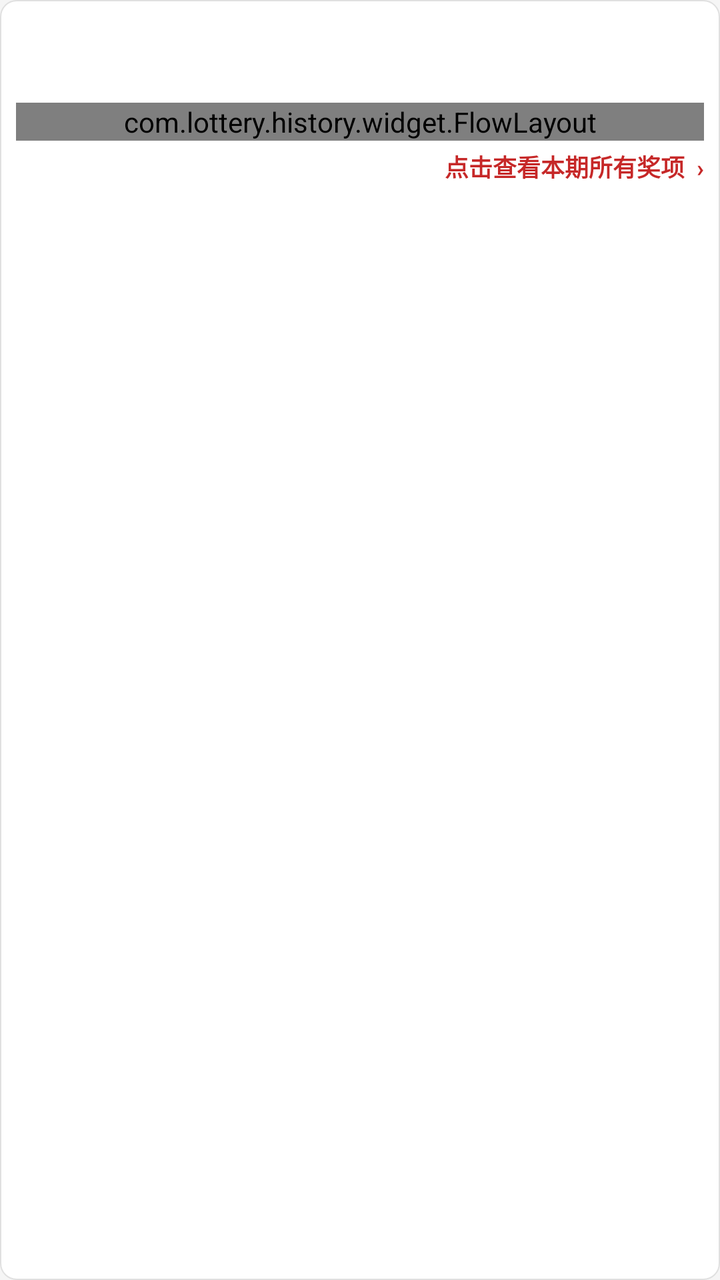
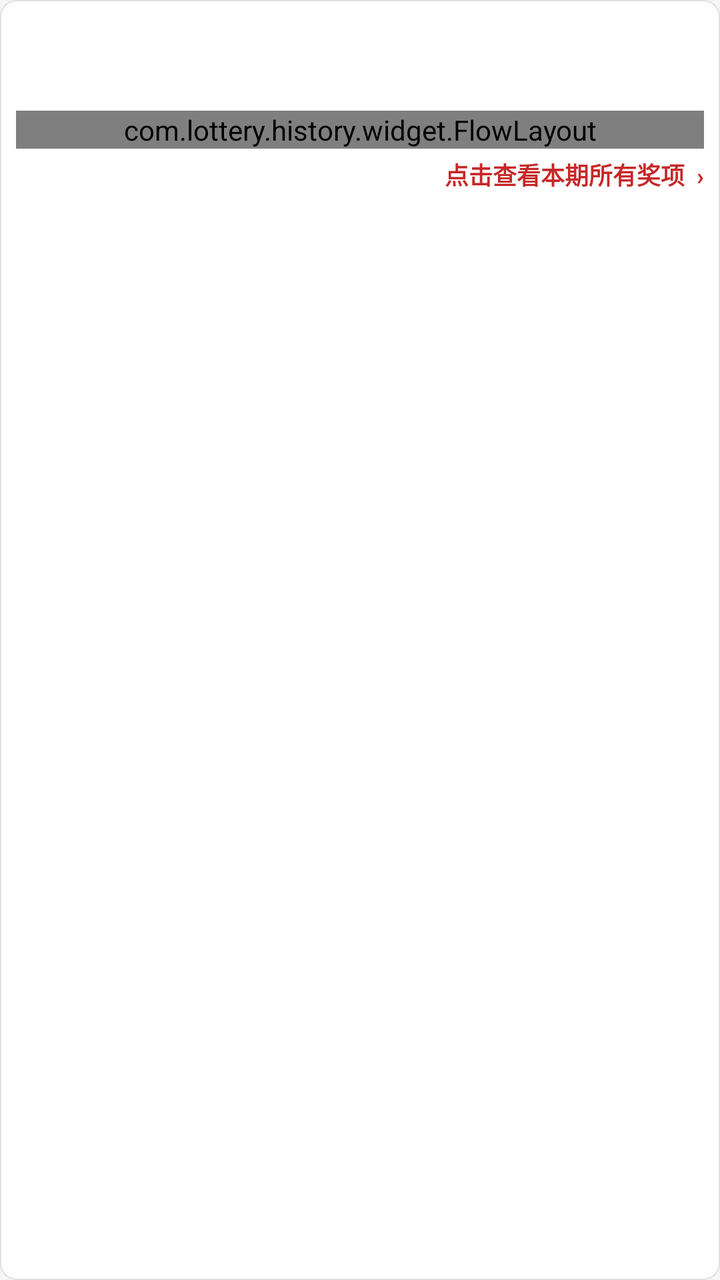

An Android layout rendered at two revisions. The XML below is the earlier revision; the diff shows what the commit changed to produce the second picture.
<!-- AndroidManifest.xml: application theme Theme.LotteryHistory -->
<!-- res/layout/item_latest_draw_card.xml -->
<?xml version="1.0" encoding="utf-8"?>
<LinearLayout xmlns:android="http://schemas.android.com/apk/res/android"
    android:layout_width="wrap_content"
    android:layout_height="wrap_content"
    android:orientation="vertical"
    android:layout_marginStart="6dp"
    android:layout_marginEnd="6dp"
    android:layout_marginTop="6dp"
    android:layout_marginBottom="6dp"
    android:background="@drawable/bg_lottery_card"
    android:clickable="true"
    android:focusable="true"
    android:foreground="?attr/selectableItemBackground"
    android:padding="8dp"
    android:minWidth="170dp">

    
    <LinearLayout
        android:layout_width="match_parent"
        android:layout_height="wrap_content"
        android:orientation="horizontal"
        android:gravity="center_vertical">

        <TextView
            android:id="@+id/tvLotteryName"
            android:layout_width="wrap_content"
            android:layout_height="wrap_content"
            android:textColor="@color/primary_red"
            android:textSize="14sp"
            android:textStyle="bold"
            android:maxLines="1"
            android:ellipsize="end" />

        <TextView
            android:id="@+id/tvIssue"
            android:layout_width="0dp"
            android:layout_height="wrap_content"
            android:layout_weight="1"
            android:layout_marginStart="4dp"
            android:textColor="@color/text_secondary"
            android:textSize="12sp"
            android:gravity="end"
            android:maxLines="1"
            android:ellipsize="end" />
    </LinearLayout>

    
    <TextView
        android:id="@+id/tvDate"
        android:layout_width="match_parent"
        android:layout_height="wrap_content"
        android:layout_marginTop="2dp"
        android:textColor="@color/text_secondary"
        android:textSize="12sp"
        android:maxLines="1"
        android:ellipsize="end" />

    
    <TextView
        android:id="@+id/tvTier"
        android:layout_width="wrap_content"
        android:layout_height="wrap_content"
        android:layout_marginTop="4dp"
        android:textColor="#C62828"
        android:textSize="16sp"
        android:textStyle="bold"
        android:visibility="gone" />

    
    <TextView
        android:id="@+id/tvPrizeInfo"
        android:layout_width="match_parent"
        android:layout_height="wrap_content"
        android:layout_marginTop="2dp"
        android:textColor="#212121"
        android:textSize="14sp"
        android:textStyle="bold"
        android:maxLines="2"
        android:visibility="gone" />

    
    <com.lottery.history.widget.FlowLayout
        android:id="@+id/llBalls"
        android:layout_width="match_parent"
        android:layout_height="wrap_content"
        android:layout_marginTop="6dp"
        android:clipChildren="false"
        android:clipToPadding="false" />

    
    <TextView
        android:id="@+id/tvViewDetail"
        android:layout_width="match_parent"
        android:layout_height="wrap_content"
        android:layout_marginTop="4dp"
        android:gravity="end"
        android:text="点击查看本期所有奖项  ›"
        android:textColor="@color/primary_red"
        android:textSize="12sp"
        android:textStyle="bold" />

</LinearLayout>
<!-- resources referenced by this layout -->
<resources>
  <color name="primary_red">#C62828</color>
  <color name="text_secondary">#757575</color>
  <!-- drawable bg_lottery_card (drawable) -->
  <?xml version="1.0" encoding="utf-8"?>
  <shape xmlns:android="http://schemas.android.com/apk/res/android">
      <solid android:color="@android:color/white" />
      <corners android:radius="8dp" />
      <stroke
          android:width="0.5dp"
          android:color="#E0E0E0" />
  </shape>
  <style name="Theme.LotteryHistory" parent="Theme.MaterialComponents.Light.NoActionBar">
          <item name="colorPrimary">@color/primary_red</item>
          <item name="colorPrimaryDark">@color/primary_red</item>
          <item name="colorAccent">@color/primary_red</item>
          <item name="android:windowBackground">@color/bg_light</item>
      </style>
  <color name="bg_light">#F5F5F5</color>
</resources>

<!-- the commit's change to res/layout/item_latest_draw_card.xml (unified diff, before → after) -->
@@ -26,7 +26,7 @@
             android:layout_width="wrap_content"
             android:layout_height="wrap_content"
             android:textColor="@color/primary_red"
-            android:textSize="14sp"
+            android:textSize="16sp"
             android:textStyle="bold"
             android:maxLines="1"
             android:ellipsize="end" />
@@ -38,7 +38,7 @@
             android:layout_weight="1"
             android:layout_marginStart="4dp"
             android:textColor="@color/text_secondary"
-            android:textSize="12sp"
+            android:textSize="13sp"
             android:gravity="end"
             android:maxLines="1"
             android:ellipsize="end" />
@@ -51,7 +51,7 @@
         android:layout_height="wrap_content"
         android:layout_marginTop="2dp"
         android:textColor="@color/text_secondary"
-        android:textSize="12sp"
+        android:textSize="13sp"
         android:maxLines="1"
         android:ellipsize="end" />
 
<!-- resource entries referenced after the edit -->
@@ -1,7 +1,7 @@
 <!-- resources referenced by this layout -->
 <resources>
   <color name="primary_red">#C62828</color>
-  <color name="text_secondary">#757575</color>
+  <color name="text_secondary">#555555</color>
   <!-- drawable bg_lottery_card (drawable) -->
   <?xml version="1.0" encoding="utf-8"?>
   <shape xmlns:android="http://schemas.android.com/apk/res/android">
